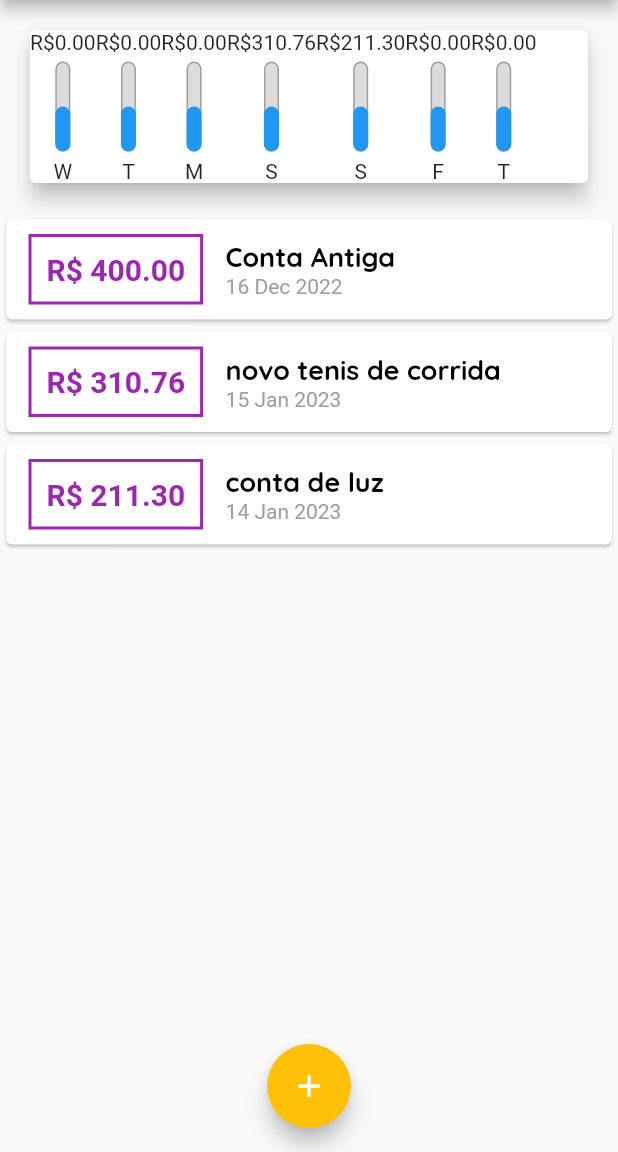
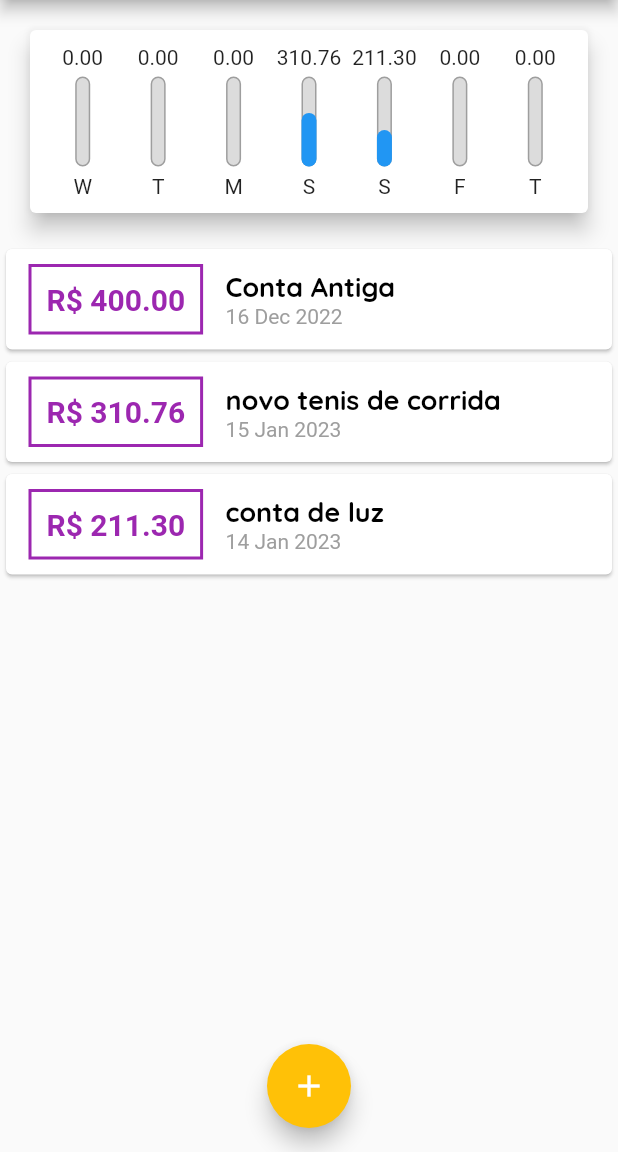
Before and after one commit to Daniel-Veloso/flutter_expenses, a Flutter app: the screen it shows after launch, on a phone screen of 412 x 824 dp, the part 84-1236 px from its top. Run offline on Flutter 3.47's test engine with Material 2 defaults, Android fonts, the phone set to English and light mode, and no system bars.

Commit message:
Calculation to implement percentage in chart

```diff
--- a/lib/components/chart.dart
+++ b/lib/components/chart.dart
@@ -35,25 +35,35 @@ class Chart extends StatelessWidget {
       };
 
     });
-
   }
 
+  double get _weekTotalValue{
+    return groupedTransactions.fold(0.0, (sum, tr){
+      return sum + (tr['value'] as double);
+    });
+  }
 
   @override
   Widget build(BuildContext context) {
-    groupedTransactions;
     return Card(
       elevation: 6,
       margin: EdgeInsets.all(20),
+      child: Padding(
+        padding: const EdgeInsets.all(10),
         child: Row(
+          mainAxisAlignment: MainAxisAlignment.spaceAround,
           children: groupedTransactions.map((tr){
             //return Text('${tr['day']}: ${tr['value']}');
-          return ChartBar(
+            return Flexible(
+              fit: FlexFit.tight,
+              child: ChartBar(
                 label: tr['day'].toString(),
-            value: double.parse(tr['value'].toString()),
-            percentage: 0.5
+                value: (tr['value'] as double),
+                percentage: (tr['value'] as double) / _weekTotalValue,
+              ),
             );
           }).toList(),
+        ),
       ),
     );
   }
--- a/lib/components/chart_bar.dart
+++ b/lib/components/chart_bar.dart
@@ -12,7 +12,9 @@ class ChartBar extends StatelessWidget {
   Widget build(BuildContext context) {
     return Column(
       children: [
-        Text('R\$${value!.toStringAsFixed(2)}'),
+        FittedBox(
+          child: Text('${value!.toStringAsFixed(2)}')
+        ),
         SizedBox(height: 5,),
         Container(
           height: 60,
```
Lines whose indentation alone changed are shown as unchanged.
